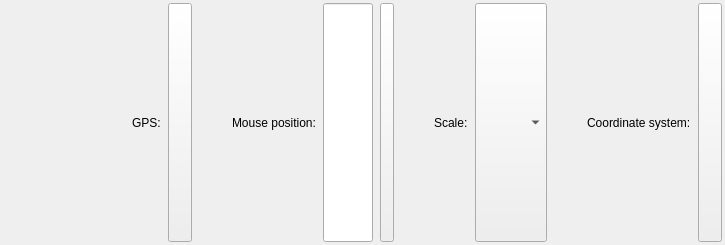
This is src/ui/qgsribbonstatuswidget.ui in kadas-albireo/kadas-albireo as Qt 5 draws it before an edit. The edited form follows.
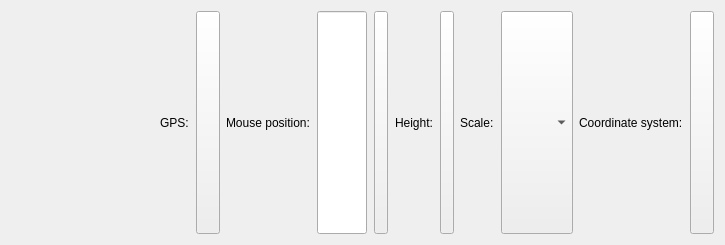
This is the edited form. Custom widgets are drawn as their Qt base class.

Commit message: Add possibility to choose between height and feet as height display unit

What changed in the file:
```diff
--- a/src/ui/qgsribbonstatuswidget.ui
+++ b/src/ui/qgsribbonstatuswidget.ui
@@ -14,21 +14,6 @@
    <string>Form</string>
   </property>
   <layout class="QHBoxLayout" name="horizontalLayout">
-   <property name="spacing">
-    <number>40</number>
-   </property>
-   <property name="leftMargin">
-    <number>3</number>
-   </property>
-   <property name="topMargin">
-    <number>3</number>
-   </property>
-   <property name="rightMargin">
-    <number>3</number>
-   </property>
-   <property name="bottomMargin">
-    <number>3</number>
-   </property>
    <item>
     <spacer name="horizontalSpacer">
      <property name="orientation">
@@ -128,6 +113,33 @@
        </property>
       </widget>
      </item>
+     <item>
+      <layout class="QHBoxLayout" name="horizontalLayout_6">
+       <item>
+        <widget class="QLabel" name="mHeightLabel">
+         <property name="text">
+          <string>Height:</string>
+         </property>
+        </widget>
+       </item>
+       <item>
+        <widget class="QToolButton" name="mHeightSelectionButton">
+         <property name="sizePolicy">
+          <sizepolicy hsizetype="Fixed" vsizetype="MinimumExpanding">
+           <horstretch>0</horstretch>
+           <verstretch>0</verstretch>
+          </sizepolicy>
+         </property>
+         <property name="popupMode">
+          <enum>QToolButton::InstantPopup</enum>
+         </property>
+         <property name="toolButtonStyle">
+          <enum>Qt::ToolButtonTextOnly</enum>
+         </property>
+        </widget>
+       </item>
+      </layout>
+     </item>
     </layout>
    </item>
    <item>
```
The commit also changes 12 other files.
